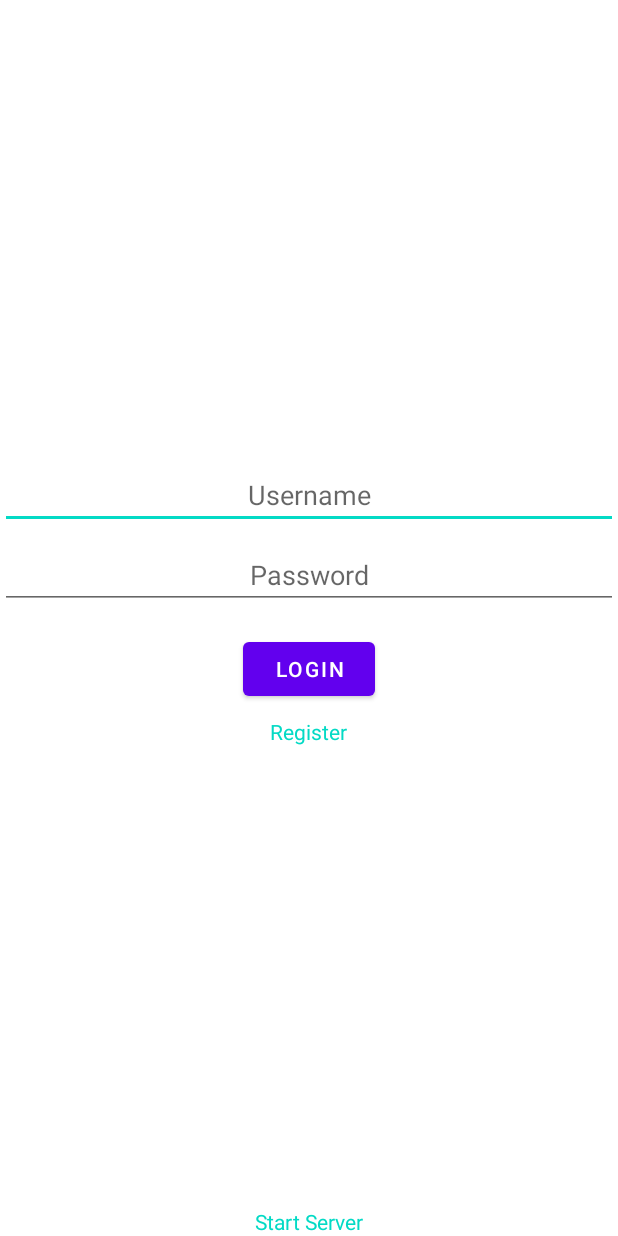
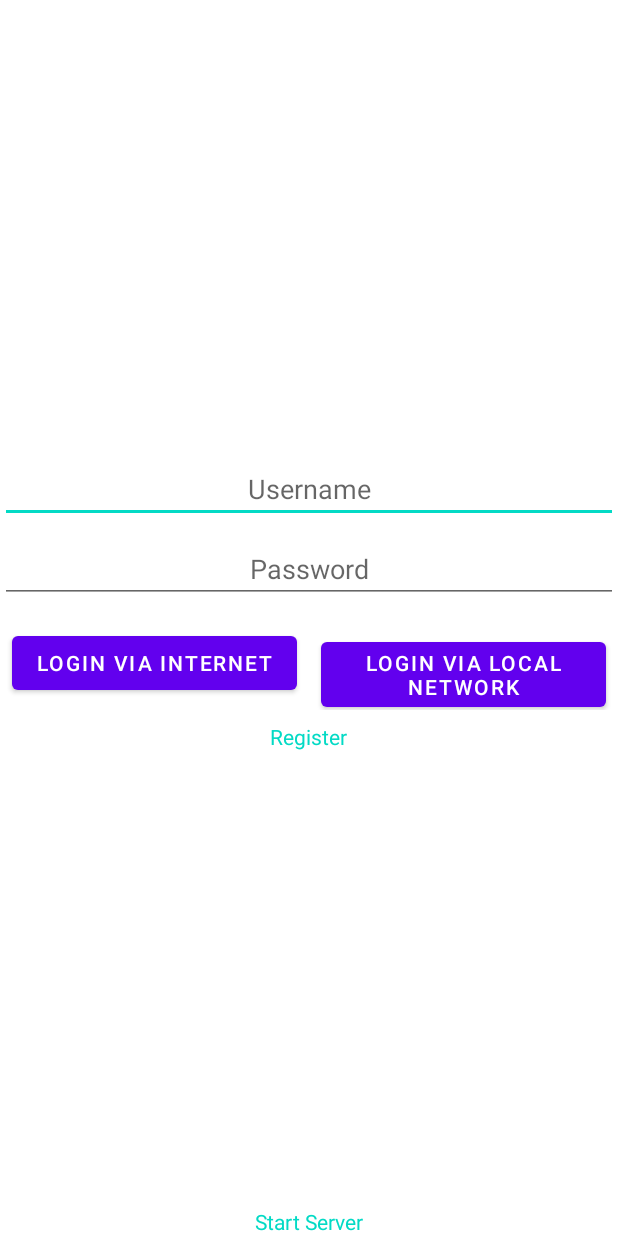
Before and after one commit to Benj-hubJoanneum/Private_Pilot, an Android app: the screen it shows after launch (LoginActivity), on a phone screen of 412 x 824 dp. Run offline under Robolectric (Android 15) with nearby library versions, the light colour scheme and no system bars.

Commit message:
main use WAN

```diff
--- a/app/src/main/java/at/privatepilot/client/ui/login/RegisterActivity.kt
+++ b/app/src/main/java/at/privatepilot/client/ui/login/RegisterActivity.kt
@@ -37,7 +37,6 @@ class RegisterActivity : AppCompatActivity() {
             credentialManager.updateCredentials(this@RegisterActivity)
 
             GlobalScope.launch(Dispatchers.IO) {
-                NetworkRepository.getServerIP(this@RegisterActivity)
                 httpClient.post("http://${NetworkRepository.registerServer}/register-user", username, getLocalIpAddress(), credentialManager.token)
             }
 
--- a/app/src/main/res/layout/login.xml
+++ b/app/src/main/res/layout/login.xml
@@ -29,13 +29,32 @@
         android:inputType="textPassword"
         android:gravity="center" />
 
-    <Button
-        android:id="@+id/loginButton"
-        android:layout_width="wrap_content"
+    <LinearLayout
+        android:layout_width="match_parent"
         android:layout_height="wrap_content"
-        android:layout_marginTop="16dp"
-        android:text="Login"
-        android:onClick="onLoginClick" />
+        android:orientation="horizontal">
+
+        <Button
+            android:id="@+id/loginButtonWAN"
+            android:layout_width="0dp"
+            android:layout_height="wrap_content"
+            android:layout_weight="1"
+            android:layout_marginTop="16dp"
+            android:layout_marginRight="8dp"
+            android:layout_marginLeft="8dp"
+            android:text="Login via Internet"/>
+
+        <Button
+            android:id="@+id/loginButtonLAN"
+            android:layout_width="0dp"
+            android:layout_height="wrap_content"
+            android:layout_weight="1"
+            android:layout_marginTop="16dp"
+            android:layout_marginRight="8dp"
+            android:layout_marginLeft="8dp"
+            android:text="Login via Local Network" />
+
+    </LinearLayout>
 
     <TextView
         android:id="@+id/registerTextView"
@@ -44,8 +63,7 @@
         android:layout_marginTop="8dp"
         android:textColor="?attr/colorAccent"
         android:text="Register"
-        android:autoLink="web"
-        android:onClick="onRegisterClick"/>
+        android:autoLink="web"/>
 
     <Space
         android:layout_width="match_parent"
@@ -59,6 +77,5 @@
         android:layout_marginTop="8dp"
         android:textColor="?attr/colorAccent"
         android:text="Start Server"
-        android:autoLink="web"
-        android:onClick="onStartServerClick"/>
+        android:autoLink="web"/>
 </LinearLayout>
```
Also changed, not shown: app/src/main/java/at/privatepilot/client/restapi/client/NetworkRepository.kt (+11 -6 lines), app/src/main/java/at/privatepilot/client/ui/login/LoginActivity.kt (+21 -14 lines).
